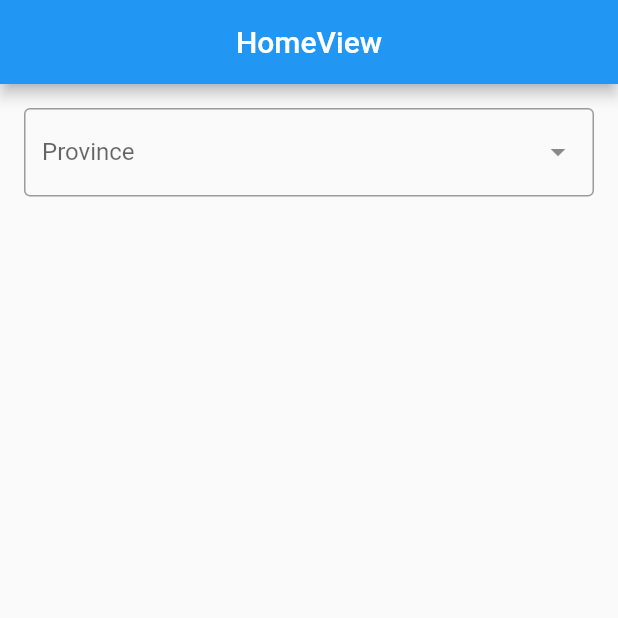
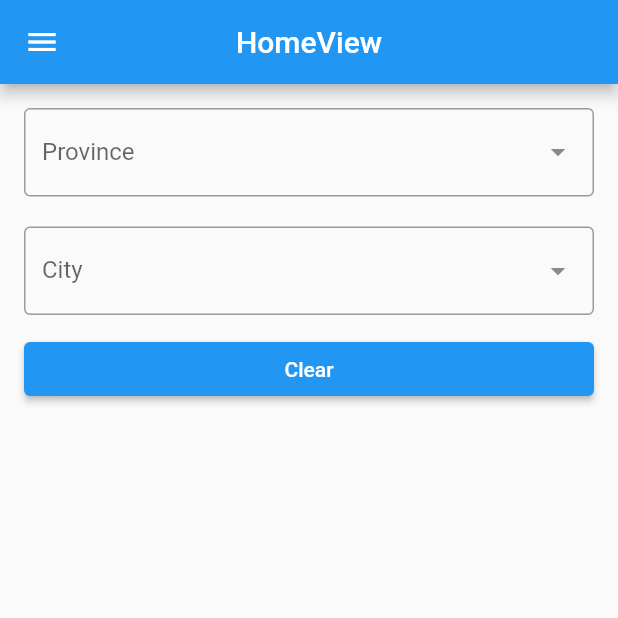
Before and after one commit to handika231/check-ongkir-app, a Flutter app: the screen it shows after launch, on a phone screen of 412 x 824 dp, the top half of it. Run offline on Flutter 3.47's test engine with Material 2 defaults, Android fonts, the light colour scheme and no system bars; drawn by our look-alikes of dropdown_search; our stand-ins replace freezed_annotation, get.

Commit message:
add city

```diff
--- /dev/null
+++ b/assets/city.json
@@ -0,0 +1,8 @@
+{
+  "city_id": "39",
+  "province_id": "5",
+  "province": "DI Yogyakarta",
+  "type": "Kabupaten",
+  "city_name": "Bantul",
+  "postal_code": "55700"
+}
--- /dev/null
+++ b/lib/app/modules/home/city_model.dart
@@ -0,0 +1,40 @@
+class City {
+  String? cityId;
+  String? provinceId;
+  String? province;
+  String? type;
+  String? cityName;
+  String? postalCode;
+
+  City(
+      {this.cityId,
+      this.provinceId,
+      this.province,
+      this.type,
+      this.cityName,
+      this.postalCode});
+
+  City.fromJson(Map<String, dynamic> json) {
+    cityId = json['city_id'];
+    provinceId = json['province_id'];
+    province = json['province'];
+    type = json['type'];
+    cityName = json['city_name'];
+    postalCode = json['postal_code'];
+  }
+
+  Map<String, dynamic> toJson() {
+    final data = <String, dynamic>{};
+    data['city_id'] = cityId;
+    data['province_id'] = provinceId;
+    data['province'] = province;
+    data['type'] = type;
+    data['city_name'] = cityName;
+    data['postal_code'] = postalCode;
+    return data;
+  }
+
+  static List<City> fromJsonList(List list) {
+    return list.map((item) => City.fromJson(item)).toList();
+  }
+}
--- a/lib/app/modules/home/views/home_view.dart
+++ b/lib/app/modules/home/views/home_view.dart
@@ -1,19 +1,27 @@
 import 'dart:convert';
 
 import 'package:check_ongkir_app/app/data/model/province/result.dart';
+import 'package:check_ongkir_app/app/modules/home/city_model.dart';
 import 'package:dropdown_search/dropdown_search.dart';
 import 'package:flutter/material.dart';
-import 'package:get/get.dart';
 import 'package:http/http.dart' as http;
 
 import '../../../data/model/province/province.dart';
-import '../controllers/home_controller.dart';
 
-class HomeView extends GetView<HomeController> {
+class HomeView extends StatefulWidget {
   const HomeView({Key? key}) : super(key: key);
+
+  @override
+  State<HomeView> createState() => _HomeViewState();
+}
+
+class _HomeViewState extends State<HomeView> {
+  String provinceID = "0";
+
   @override
   Widget build(BuildContext context) {
     return Scaffold(
+      drawer: const Drawer(),
       appBar: AppBar(
         title: const Text('HomeView'),
         centerTitle: true,
@@ -22,9 +30,14 @@ class HomeView extends GetView<HomeController> {
         padding: const EdgeInsets.all(16),
         children: [
           DropdownSearch<Result>(
+            clearButtonProps: const ClearButtonProps(
+              icon: Icon(Icons.close),
+              isVisible: true,
+            ),
             itemAsString: (item) => item.province!,
             onChanged: (value) {
-              print(value!.province);
+              provinceID = value!.provinceId!;
+              setState(() {});
             },
             asyncItems: (String filter) async {
               try {
@@ -33,7 +46,6 @@ class HomeView extends GetView<HomeController> {
                 final response = await http.get(url,
                     headers: {'key': 'f6187096e58f0095cd18d84e5435b4e7'});
                 final result = json.decode(response.body);
-                // return result.map((e) => Result.fromJson(e)).toList();
                 final province = Province.fromJson(result);
                 return province.rajaongkir!.results!;
               } catch (e) {
@@ -46,6 +58,52 @@ class HomeView extends GetView<HomeController> {
                 border: OutlineInputBorder(),
               ),
             ),
+          ),
+          const SizedBox(
+            height: 20,
+          ),
+          DropdownSearch<City>(
+            clearButtonProps: const ClearButtonProps(
+              icon: Icon(Icons.clear),
+              isVisible: true,
+            ),
+            itemAsString: (item) => ' ${item.type} - ${item.cityName}',
+            onChanged: (value) {},
+            asyncItems: (String filter) async {
+              try {
+                Uri url = Uri.parse(
+                    'https://api.rajaongkir.com/starter/city?province=$provinceID');
+                final response = await http.get(url,
+                    headers: {'key': 'f6187096e58f0095cd18d84e5435b4e7'});
+                List data = json.decode(response.body)['rajaongkir']['results'];
+                final result = data.map((e) => City.fromJson(e)).toList();
+
+                return result;
+              } catch (e) {
+                throw Exception(e);
+              }
+            },
+            dropdownDecoratorProps: const DropDownDecoratorProps(
+              dropdownSearchDecoration: InputDecoration(
+                labelText: 'City',
+                border: OutlineInputBorder(),
+              ),
+            ),
+          ),
+          const SizedBox(
+            height: 12,
+          ),
+          ElevatedButton(
+            child: const Text('Clear'),
+            onPressed: () {
+              provinceID = "0";
+              ScaffoldMessenger.of(context).showSnackBar(
+                const SnackBar(
+                  content: Text('Clear'),
+                ),
+              );
+              setState(() {});
+            },
           )
         ],
       ),
--- a/lib/app/routes/app_pages.dart
+++ b/lib/app/routes/app_pages.dart
@@ -13,7 +13,7 @@ class AppPages {
   static final routes = [
     GetPage(
       name: _Paths.HOME,
-      page: () => const HomeView(),
+      page: () => HomeView(),
       binding: HomeBinding(),
     ),
   ];
```
